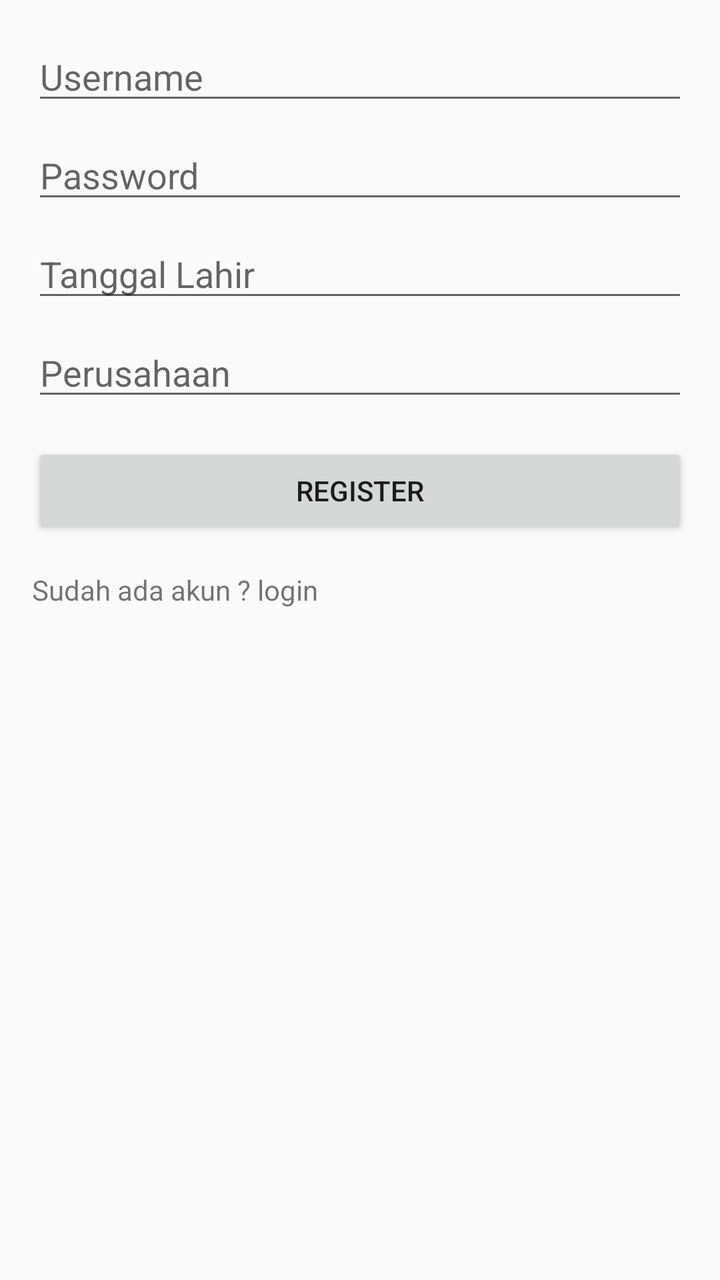
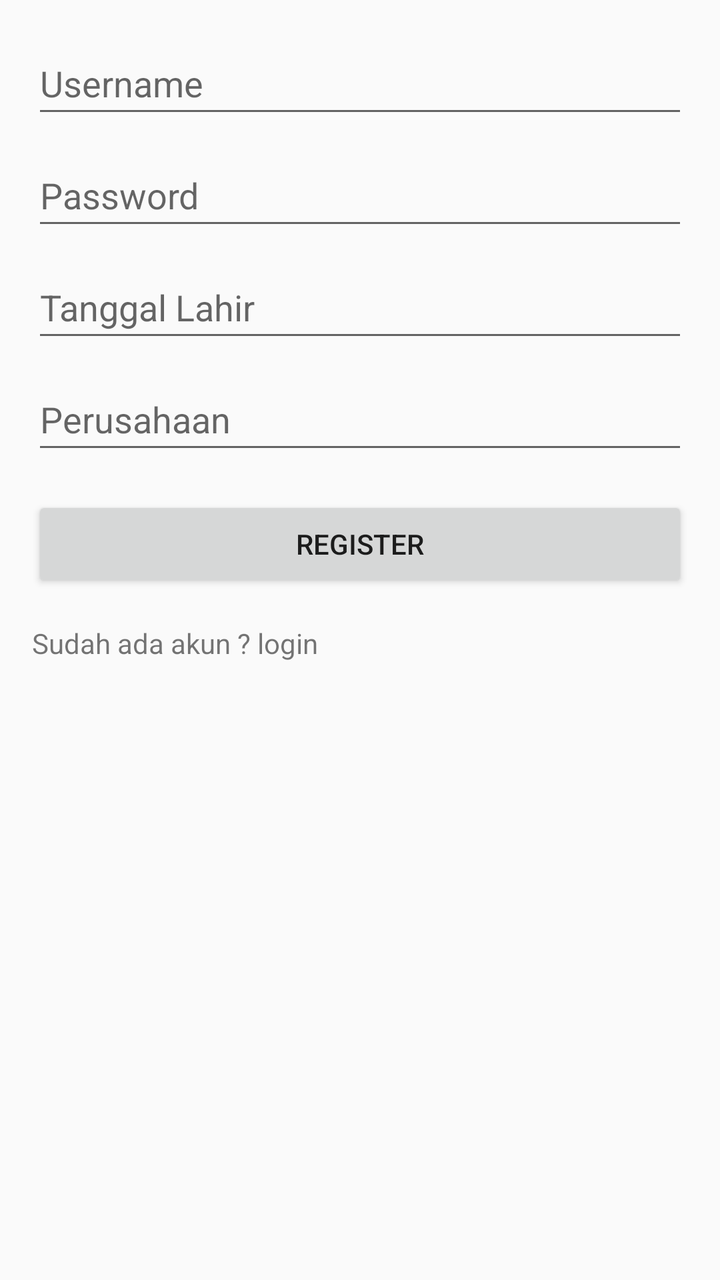

Two renders of the same Android screen: before a commit and after it. Below are the layout's source before the change and the commit's diff.
<!-- AndroidManifest.xml: application theme AppTheme -->
<!-- res/layout/activity_register.xml -->
<LinearLayout xmlns:android="http://schemas.android.com/apk/res/android"
    xmlns:tools="http://schemas.android.com/tools"
    android:layout_width="match_parent"
    android:layout_height="match_parent"
    android:orientation="vertical"
    android:padding="16dp"
    tools:context=".RegisterActivity">

    <EditText
        android:id="@+id/namaobservant"
        android:layout_width="match_parent"
        android:layout_height="wrap_content"
        android:hint="Username"
        android:inputType="text"/>

    <EditText
        android:id="@+id/password"
        android:layout_width="match_parent"
        android:layout_height="wrap_content"
        android:hint="Password"
        android:inputType="textPassword"
        android:layout_marginTop="8dp"/>

    <EditText
        android:id="@+id/birthdate"
        android:layout_width="match_parent"
        android:layout_height="wrap_content"
        android:hint="Tanggal Lahir"
        android:inputType="date"
        android:layout_marginTop="8dp"
        android:focusable="false"
        android:clickable="true"/>

    <EditText
        android:id="@+id/company"
        android:layout_width="match_parent"
        android:layout_height="wrap_content"
        android:hint="Perusahaan"
        android:inputType="text"
        android:layout_marginTop="8dp"/>

    <Button
        android:id="@+id/registerButton"
        android:layout_width="match_parent"
        android:layout_height="wrap_content"
        android:text="Register"
        android:layout_marginTop="16dp"/>

    <TextView
        android:id="@+id/loginLink"
        android:layout_width="wrap_content"
        android:layout_height="wrap_content"
        android:text="Sudah ada akun ? login"
        android:textColorLink="#0000FF"
        android:layout_marginTop="16dp"/>
</LinearLayout>
<!-- resources referenced by this layout -->
<resources>
  <style name="AppTheme" parent="Theme.AppCompat.Light.DarkActionBar">
          
          <item name="colorPrimary">@color/colorPrimary</item>
          <item name="colorPrimaryDark">@color/colorPrimaryDark</item>
          <item name="colorAccent">@color/colorAccent</item>
      </style>
  <color name="colorPrimary">#3F51B5</color>
  <color name="colorPrimaryDark">#303F9F</color>
  <color name="colorAccent">#FF4081</color>
</resources>

<!-- the commit's change to res/layout/activity_register.xml (unified diff, before → after) -->
@@ -11,33 +11,37 @@
         android:layout_width="match_parent"
         android:layout_height="wrap_content"
         android:hint="Username"
-        android:inputType="text"/>
+        android:inputType="text"
+        android:minHeight="48dp" />
 
     <EditText
         android:id="@+id/password"
         android:layout_width="match_parent"
         android:layout_height="wrap_content"
+        android:layout_marginTop="8dp"
         android:hint="Password"
         android:inputType="textPassword"
-        android:layout_marginTop="8dp"/>
+        android:minHeight="48dp" />
 
     <EditText
         android:id="@+id/birthdate"
         android:layout_width="match_parent"
         android:layout_height="wrap_content"
+        android:layout_marginTop="8dp"
+        android:clickable="true"
+        android:focusable="false"
         android:hint="Tanggal Lahir"
         android:inputType="date"
-        android:layout_marginTop="8dp"
-        android:focusable="false"
-        android:clickable="true"/>
+        android:minHeight="48dp" />
 
     <EditText
         android:id="@+id/company"
         android:layout_width="match_parent"
         android:layout_height="wrap_content"
+        android:layout_marginTop="8dp"
         android:hint="Perusahaan"
         android:inputType="text"
-        android:layout_marginTop="8dp"/>
+        android:minHeight="48dp" />
 
     <Button
         android:id="@+id/registerButton"
